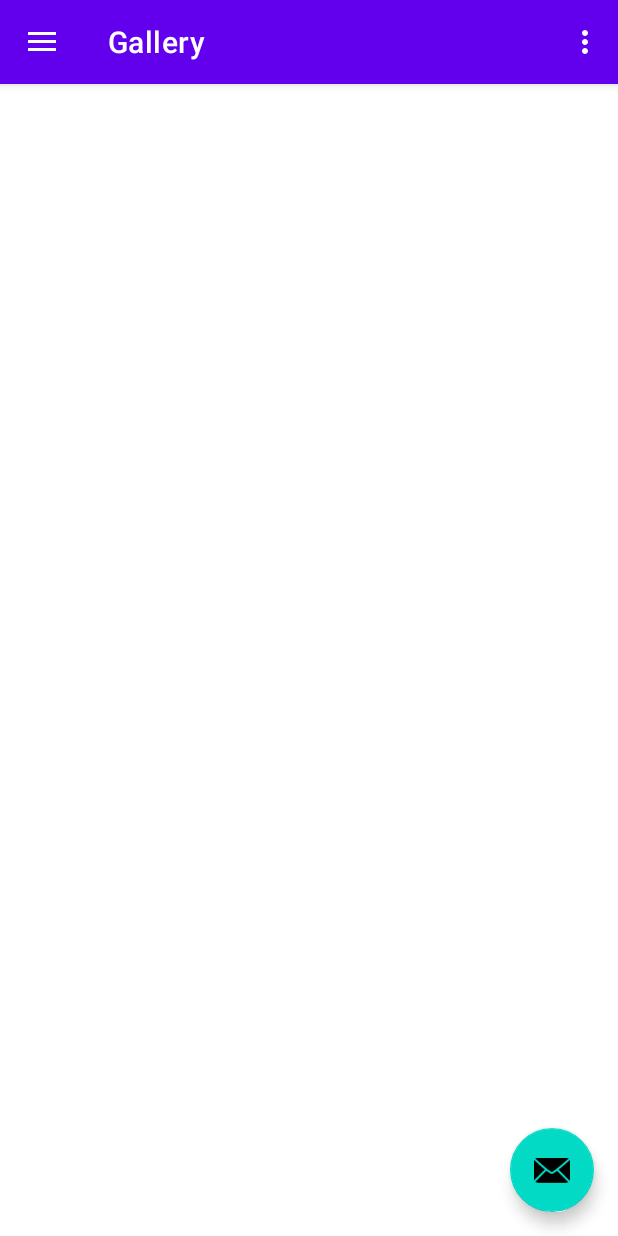
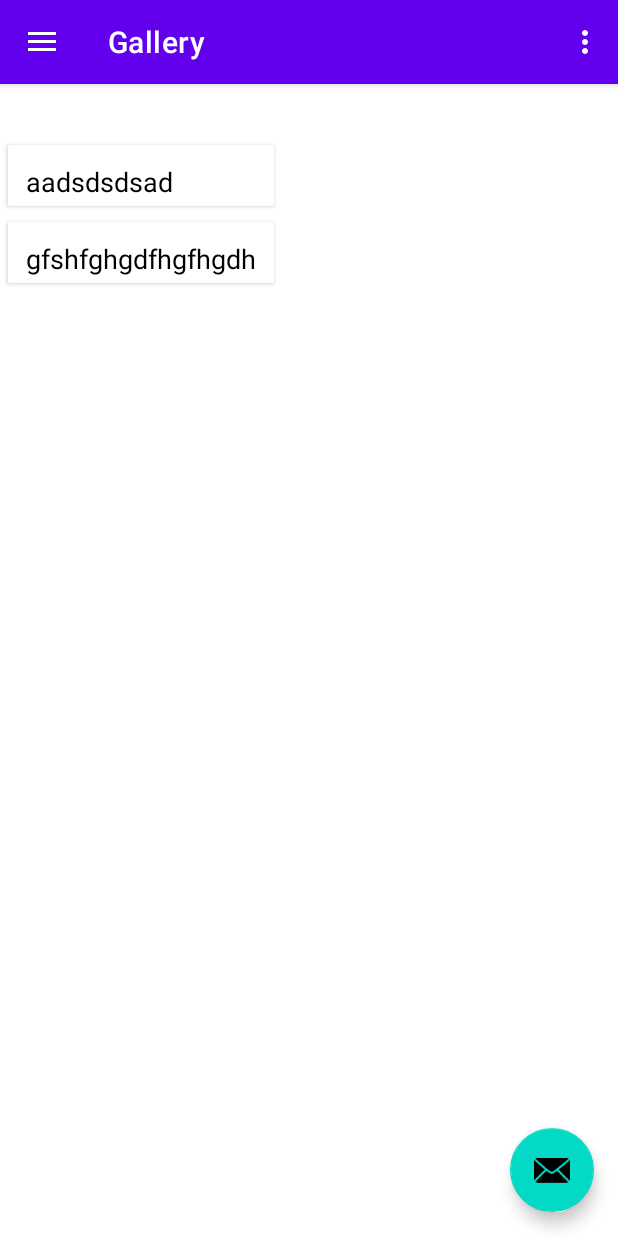
Before and after one commit to bennettandy/androidscratchpad, an Android app: the screen it shows after launch (HomeActivity), in the side drawer, after a tap on "Gallery", on a phone screen of 412 x 824 dp. Run offline under Robolectric (Android 15) with nearby library versions, the phone set to English and light mode, and no system bars; our stand-ins replace Dagger/Hilt's generated code, Room's generated code, RxJava, data binding, navigation-ui.

Commit message:
added simple recycler view with databinding view holder

```diff
--- a/app/src/main/java/uk/co/avsoftware/fragvm/ui/home/ui/gallery/GalleryFragment.kt
+++ b/app/src/main/java/uk/co/avsoftware/fragvm/ui/home/ui/gallery/GalleryFragment.kt
@@ -7,9 +7,13 @@ import android.view.ViewGroup
 import androidx.databinding.DataBindingUtil
 import androidx.fragment.app.Fragment
 import androidx.lifecycle.ViewModelProvider
+import androidx.recyclerview.widget.LinearLayoutManager
+import androidx.recyclerview.widget.RecyclerView
 import dagger.hilt.android.AndroidEntryPoint
 import uk.co.avsoftware.fragvm.R
 import uk.co.avsoftware.fragvm.databinding.FragmentGalleryBinding
+import uk.co.avsoftware.fragvm.ui.home.ui.gallery.recycler.BlockDataAdapter
+
 
 @AndroidEntryPoint
 class GalleryFragment : Fragment() {
@@ -22,15 +26,29 @@ class GalleryFragment : Fragment() {
         container: ViewGroup?,
         savedInstanceState: Bundle?
     ): View {
-        galleryViewModel =
-            ViewModelProvider(this).get(GalleryViewModel::class.java)
+        galleryViewModel = ViewModelProvider(this).get(GalleryViewModel::class.java)
 
         binding = DataBindingUtil.inflate(inflater, R.layout.fragment_gallery, container, false)
-
+        binding.lifecycleOwner = this
         binding.viewmodel = galleryViewModel
 
-        binding.lifecycleOwner = this
+        setUpRecyclerView()
 
         return binding.root
     }
+
+    private fun setUpRecyclerView() {
+        // bind RecyclerView
+        val recyclerView: RecyclerView = binding.recyclerView
+        recyclerView.layoutManager = LinearLayoutManager(context)
+        recyclerView.setHasFixedSize(true)
+
+        // Set Adapter
+        val adapter: BlockDataAdapter = BlockDataAdapter(emptyList())
+        binding.recyclerView.adapter = adapter
+        galleryViewModel.blocks.observe(viewLifecycleOwner, {
+            adapter.blocks = it
+            adapter.notifyDataSetChanged()
+        })
+    }
 }
--- a/app/src/main/java/uk/co/avsoftware/fragvm/ui/home/ui/gallery/GalleryViewModel.kt
+++ b/app/src/main/java/uk/co/avsoftware/fragvm/ui/home/ui/gallery/GalleryViewModel.kt
@@ -4,14 +4,22 @@ import androidx.lifecycle.LiveData
 import androidx.lifecycle.MutableLiveData
 import androidx.lifecycle.ViewModel
 import dagger.hilt.android.lifecycle.HiltViewModel
+import uk.co.avsoftware.fragvm.blockchain.model.Block
 import javax.inject.Inject
 
 @HiltViewModel
-// do we need @Inject constructor for hild
 class GalleryViewModel @Inject constructor() : ViewModel() {
 
     private val _text = MutableLiveData<String>().apply {
         value = "This is the gallery Fragment, will hold recyclerview"
     }
     val text: LiveData<String> = _text
+
+    private val _blocks = MutableLiveData<List<Block>>().apply {
+        value = listOf(
+            Block("aadsdsdsad", 1000L, 34, 3434),
+            Block("gfshfghgdfhgfhgdh", 2001, 1334, 9235)
+        )
+    }
+    val blocks: LiveData<List<Block>> = _blocks
 }
--- /dev/null
+++ b/app/src/main/java/uk/co/avsoftware/fragvm/ui/home/ui/gallery/recycler/BlockDataAdapter.kt
@@ -0,0 +1,32 @@
+package uk.co.avsoftware.fragvm.ui.home.ui.gallery.recycler
+
+import android.view.LayoutInflater
+import android.view.ViewGroup
+import androidx.databinding.DataBindingUtil
+import androidx.recyclerview.widget.RecyclerView
+import uk.co.avsoftware.fragvm.R
+import uk.co.avsoftware.fragvm.blockchain.model.Block
+import uk.co.avsoftware.fragvm.databinding.BlockListItemBinding
+
+class BlockDataAdapter(var blocks: List<Block> = emptyList()) :
+    RecyclerView.Adapter<BlockDataAdapter.BlockViewHolder>() {
+
+    override fun onCreateViewHolder(parent: ViewGroup, viewType: Int): BlockViewHolder {
+        val binding: BlockListItemBinding = DataBindingUtil.inflate(
+            LayoutInflater.from(parent.context),
+            R.layout.block_list_item,
+            parent,
+            false
+        )
+        return BlockViewHolder(binding)
+    }
+
+    override fun onBindViewHolder(holder: BlockViewHolder, position: Int) {
+        // bind position
+        holder.binding.block = blocks[position]
+    }
+
+    override fun getItemCount(): Int = blocks.size
+
+    class BlockViewHolder(val binding: BlockListItemBinding) : RecyclerView.ViewHolder(binding.root)
+}
--- /dev/null
+++ b/app/src/main/res/layout/block_list_item.xml
@@ -0,0 +1,51 @@
+<?xml version="1.0" encoding="utf-8"?>
+<layout xmlns:android="http://schemas.android.com/apk/res/android"
+    xmlns:bind="http://schemas.android.com/apk/res-auto"
+    xmlns:card_view="http://schemas.android.com/apk/res-auto"
+    xmlns:tools="http://schemas.android.com/tools">
+
+    <data>
+
+        <variable
+            name="block"
+            type="uk.co.avsoftware.fragvm.blockchain.model.Block" />
+    </data>
+
+    <LinearLayout
+        android:layout_width="match_parent"
+        android:layout_height="wrap_content"
+        android:adjustViewBounds="true">
+
+        <androidx.cardview.widget.CardView
+            android:id="@+id/cvEmployee"
+            android:layout_width="match_parent"
+            android:layout_height="match_parent"
+            android:layout_gravity="center"
+            android:layout_margin="5dp"
+            android:elevation="3dp"
+            card_view:cardCornerRadius="1dp">
+
+            <LinearLayout
+                android:layout_width="match_parent"
+                android:layout_height="wrap_content"
+                android:orientation="vertical">
+
+                <TextView
+                    android:id="@+id/hash"
+                    android:layout_width="match_parent"
+                    android:layout_height="wrap_content"
+                    android:layout_marginStart="8dp"
+                    android:layout_marginTop="8dp"
+                    android:layout_marginEnd="8dp"
+                    android:padding="4dp"
+                    android:text="@{block.hash}"
+                    android:textColor="@color/black"
+                    android:textSize="18sp"
+                    bind:layout_constraintEnd_toEndOf="parent"
+                    bind:layout_constraintTop_toTopOf="parent"
+                    tools:text="Morris" />
+
+            </LinearLayout>
+        </androidx.cardview.widget.CardView>
+    </LinearLayout>
+</layout>
--- a/app/src/main/res/layout/fragment_gallery.xml
+++ b/app/src/main/res/layout/fragment_gallery.xml
@@ -28,5 +28,10 @@
             android:textAlignment="center"
             android:textSize="20sp" />
 
+        <androidx.recyclerview.widget.RecyclerView
+            android:id="@+id/recycler_view"
+            android:layout_width="wrap_content"
+            android:layout_height="match_parent" />
+
     </LinearLayout>
 </layout>
```
